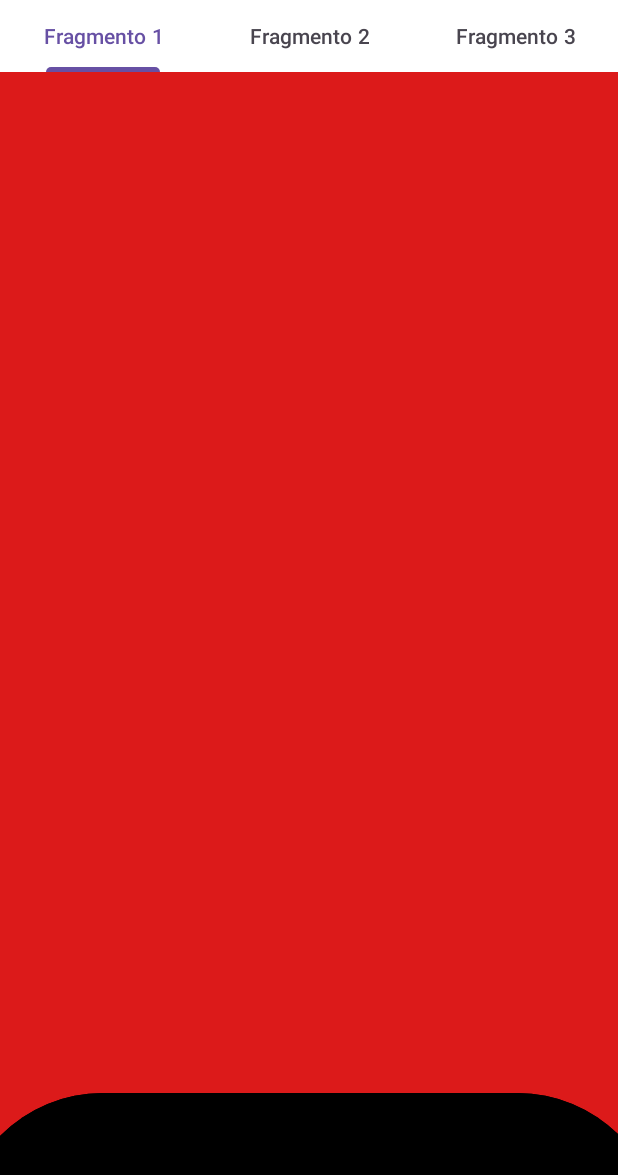
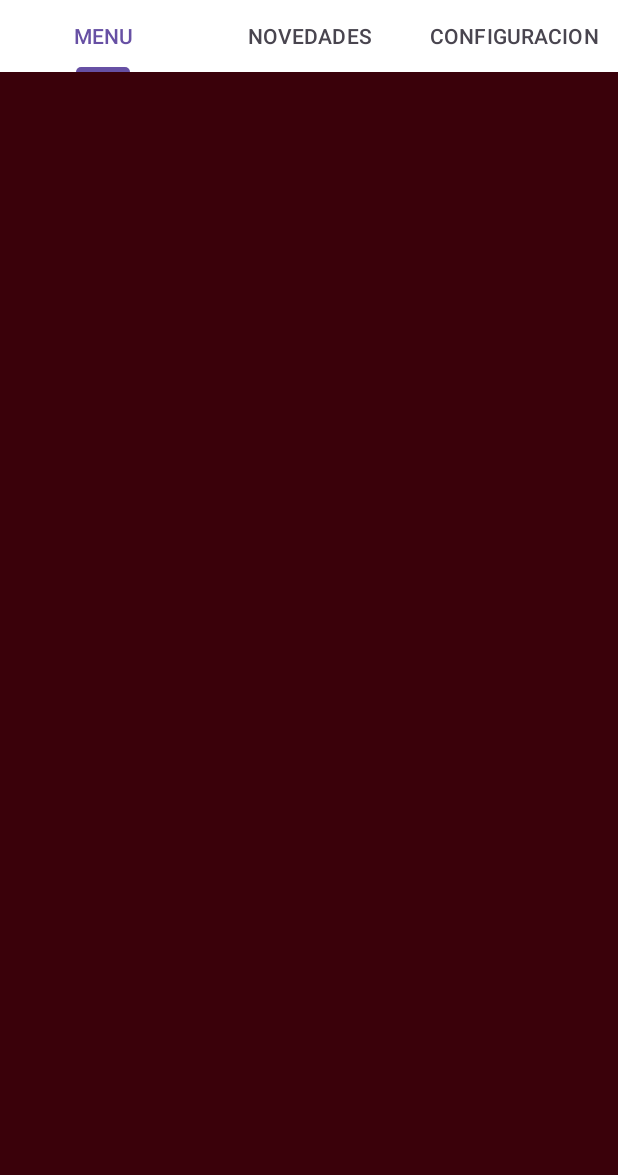
Before and after one commit to Natanker/VOLT, an Android app: the MainActivity2 screen opened directly, with no data from a screen before it, on a phone screen of 412 x 824 dp. Shown: the top 1175 px of the screen. Run offline under Robolectric (Android 15) with nearby library versions, the phone set to English and light mode, and no system bars.

Commit message:
VOLT SENCILLO

```diff
--- a/app/src/main/java/com/example/voltna/MainActivity2.java
+++ b/app/src/main/java/com/example/voltna/MainActivity2.java
@@ -12,7 +12,6 @@ public class MainActivity2 extends AppCompatActivity {
 
     private ViewPager viewPager;
     private TabLayout tabLayout;
-    private Button btnBackToMain;
 
     @Override
     protected void onCreate(Bundle savedInstanceState) {
@@ -22,7 +21,6 @@ public class MainActivity2 extends AppCompatActivity {
         // Encuentra las vistas
         viewPager = findViewById(R.id.viewPager);
         tabLayout = findViewById(R.id.tabLayout);
-        btnBackToMain = findViewById(R.id.btnBackToMain);
 
         // Configurar el adaptador para ViewPager
         ViewPagerAdapter adapter = new ViewPagerAdapter(getSupportFragmentManager());
@@ -31,14 +29,6 @@ public class MainActivity2 extends AppCompatActivity {
         // Configurar el TabLayout para que controle el ViewPager
         tabLayout.setupWithViewPager(viewPager);
 
-        // Configurar el botón para volver a MainActivity
-        btnBackToMain.setOnClickListener(new View.OnClickListener() {
-            @Override
-            public void onClick(View v) {
-                // Cuando se hace clic, vuelve a MainActivity
-                Intent intent = new Intent(MainActivity2.this, MainActivity.class);
-                startActivity(intent);
-            }
-        });
+        // Aquí podrías agregar cualquier otro código si necesitas más configuración
     }
 }
--- a/app/src/main/java/com/example/voltna/ViewPagerAdapter.java
+++ b/app/src/main/java/com/example/voltna/ViewPagerAdapter.java
@@ -30,9 +30,9 @@ public class ViewPagerAdapter extends FragmentPagerAdapter {
     public CharSequence getPageTitle(int position) {
         // Títulos para las pestañas
         switch (position) {
-            case 0: return "Fragmento 1";
-            case 1: return "Fragmento 2";
-            case 2: return "Fragmento 3";
+            case 0: return "MENU";
+            case 1: return "NOVEDADES";
+            case 2: return "CONFIGURACION";
             default: return null;
         }
     }
--- a/app/src/main/res/layout/activity_main2.xml
+++ b/app/src/main/res/layout/activity_main2.xml
@@ -19,7 +19,6 @@
         app:tabMode="fixed"
         android:background="#FFFFFF"/>
 
-    <!-- Botón para volver a MainActivity -->
 
     <androidx.viewpager.widget.ViewPager
         android:id="@+id/viewPager"
@@ -32,15 +31,4 @@
         app:layout_constraintTop_toBottomOf="@id/tabLayout"
         app:layout_constraintVertical_bias="1.0"/>
 
-    <Button
-        android:id="@+id/btnBackToMain"
-        android:layout_width="468dp"
-        android:layout_height="199dp"
-        android:backgroundTint="@color/black"
-        android:padding="16dp"
-        app:layout_constraintBottom_toBottomOf="parent"
-        app:layout_constraintEnd_toEndOf="parent"
-        app:layout_constraintStart_toStartOf="parent"
-        app:layout_constraintTop_toBottomOf="@id/viewPager" />
-
 </androidx.constraintlayout.widget.ConstraintLayout>
--- a/app/src/main/res/layout/fragment_1.xml
+++ b/app/src/main/res/layout/fragment_1.xml
@@ -1,4 +1,8 @@
 <?xml version="1.0" encoding="utf-8"?>
-<FrameLayout xmlns:android="http://schemas.android.com/apk/res/android"
+<androidx.constraintlayout.widget.ConstraintLayout xmlns:android="http://schemas.android.com/apk/res/android"
+    xmlns:app="http://schemas.android.com/apk/res-auto"
+    xmlns:tools="http://schemas.android.com/tools"
     android:layout_width="match_parent"
-    android:layout_height="match_parent"/>
+    android:layout_height="match_parent"
+    android:background="#3A010A"
+    tools:context=".Fragment1"/>
```
Also changed, not shown: app/src/main/res/layout/activity_main.xml (+4 -18 lines), app/src/main/res/layout/fragment_2.xml (+6 -2 lines), app/src/main/res/layout/fragment_3.xml (+6 -2 lines), app/src/main/res/drawable/iron.png (added), app/src/main/res/drawable/ose.png (added), app/src/main/res/drawable/tuture.jpg (added).
